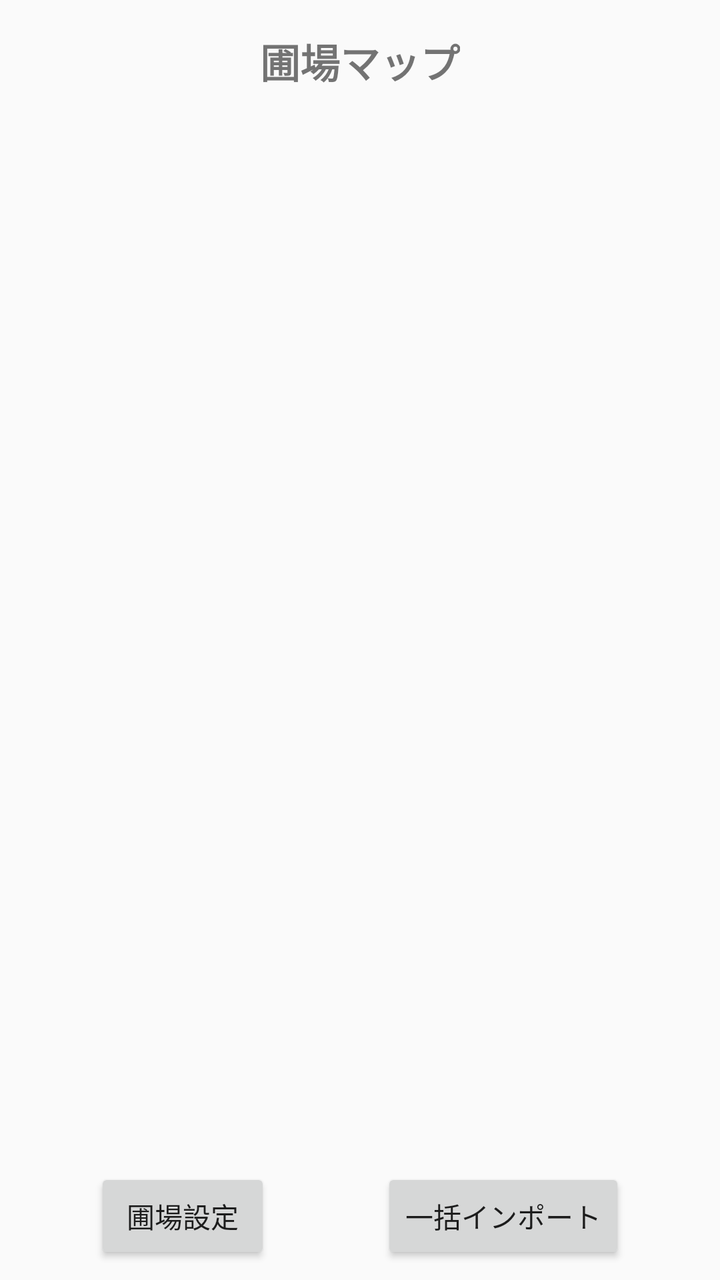
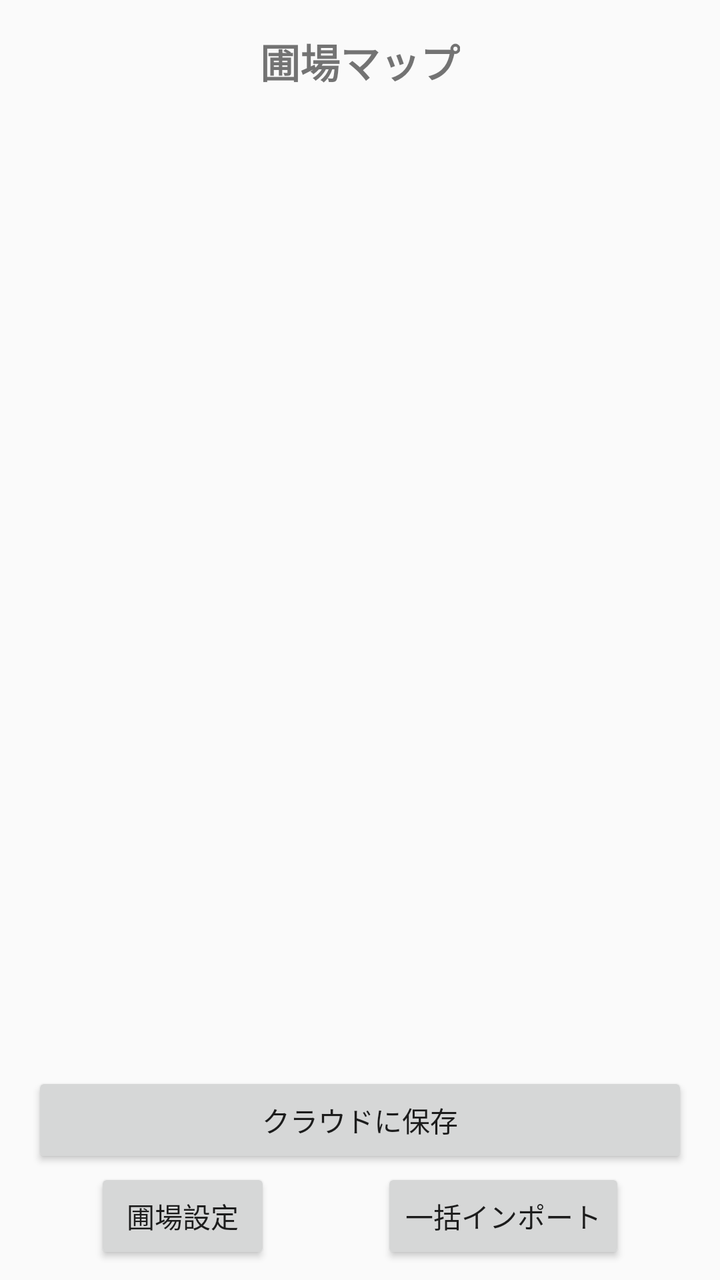

Two renders of the same Android screen: before a commit and after it. Below are the layout's source before the change and the commit's diff.
<!-- AndroidManifest.xml: application theme Theme.AppCompat.Light.NoActionBar -->
<!-- res/layout/activity_map.xml -->
<?xml version="1.0" encoding="utf-8"?>
<androidx.constraintlayout.widget.ConstraintLayout
    xmlns:android="http://schemas.android.com/apk/res/android"
    xmlns:app="http://schemas.android.com/apk/res-auto"
    android:layout_width="match_parent"
    android:layout_height="match_parent">

    <TextView
        android:id="@+id/titleText"
        android:layout_width="wrap_content"
        android:layout_height="wrap_content"
        android:text="圃場マップ"
        android:textSize="20sp"
        android:textStyle="bold"
        android:layout_marginTop="16dp"
        app:layout_constraintTop_toTopOf="parent"
        app:layout_constraintStart_toStartOf="parent"
        app:layout_constraintEnd_toEndOf="parent"/>

    <androidx.recyclerview.widget.RecyclerView
        android:id="@+id/recyclerView"
        android:layout_width="0dp"
        android:layout_height="0dp"
        android:layout_margin="16dp"
        app:layout_constraintTop_toBottomOf="@id/titleText"
        app:layout_constraintBottom_toTopOf="@id/btnFieldSettings"
        app:layout_constraintStart_toStartOf="parent"
        app:layout_constraintEnd_toEndOf="parent"/>

    <Button
        android:id="@+id/btnFieldSettings"
        android:layout_width="wrap_content"
        android:layout_height="wrap_content"
        android:text="圃場設定"
        android:layout_margin="8dp"
        app:layout_constraintBottom_toBottomOf="parent"
        app:layout_constraintStart_toStartOf="parent"
        app:layout_constraintEnd_toStartOf="@id/btnOfflineImport"/>

    <Button
        android:id="@+id/btnOfflineImport"
        android:layout_width="wrap_content"
        android:layout_height="wrap_content"
        android:text="一括インポート"
        android:layout_margin="8dp"
        app:layout_constraintBottom_toBottomOf="parent"
        app:layout_constraintStart_toEndOf="@id/btnFieldSettings"
        app:layout_constraintEnd_toEndOf="parent"/>

</androidx.constraintlayout.widget.ConstraintLayout>
<!-- resources referenced by this layout -->
<resources>

</resources>

<!-- the commit's change to res/layout/activity_map.xml (unified diff, before → after) -->
@@ -23,6 +23,17 @@
         android:layout_height="0dp"
         android:layout_margin="16dp"
         app:layout_constraintTop_toBottomOf="@id/titleText"
+        app:layout_constraintBottom_toTopOf="@id/btnCloudUpload"
+        app:layout_constraintStart_toStartOf="parent"
+        app:layout_constraintEnd_toEndOf="parent"/>
+
+    <Button
+        android:id="@+id/btnCloudUpload"
+        android:layout_width="0dp"
+        android:layout_height="wrap_content"
+        android:text="クラウドに保存"
+        android:layout_marginStart="16dp"
+        android:layout_marginEnd="16dp"
         app:layout_constraintBottom_toTopOf="@id/btnFieldSettings"
         app:layout_constraintStart_toStartOf="parent"
         app:layout_constraintEnd_toEndOf="parent"/>
